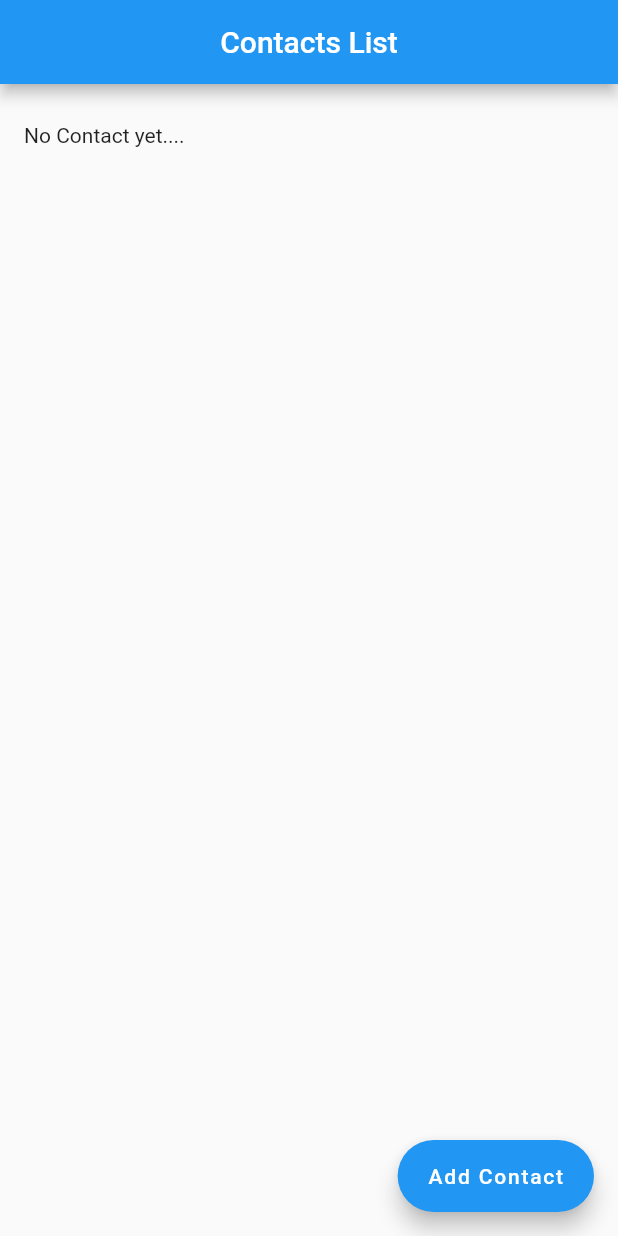
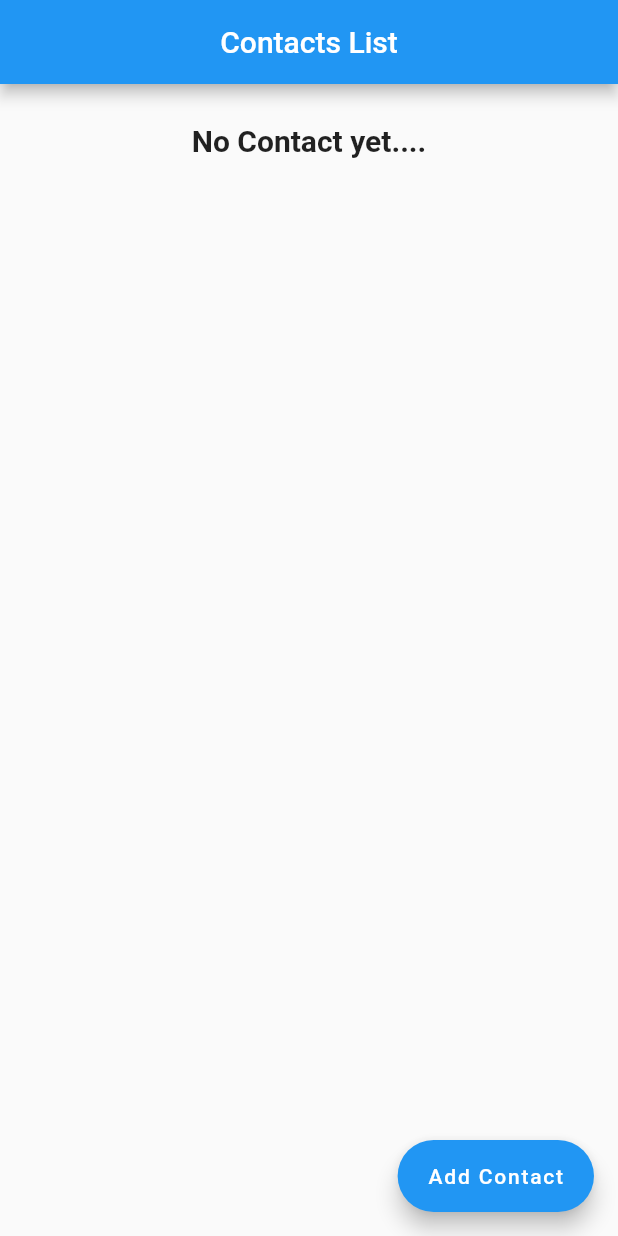
Before and after one commit to snshawon899/Contact-App, a Flutter app: the screen it shows after launch, on a phone screen of 412 x 824 dp. Run offline on Flutter 3.47's test engine with Material 2 defaults, Android fonts, the phone set to English and light mode, and no system bars.

Commit message:
somthin add

```diff
--- a/lib/pages/home_page.dart
+++ b/lib/pages/home_page.dart
@@ -27,7 +27,15 @@ class _HomePageState extends State<HomePage> {
           children: [
             const SizedBox(height: 10),
             contacts.isEmpty
-                ? const Text("No Contact yet....")
+                ? const Center(
+                    child: Text(
+                      "No Contact yet....",
+                      style: TextStyle(
+                        fontSize: 20,
+                        fontWeight: FontWeight.bold,
+                      ),
+                    ),
+                  )
                 : Expanded(
                     child: ListView.builder(
                         itemCount: contacts.length,
```
